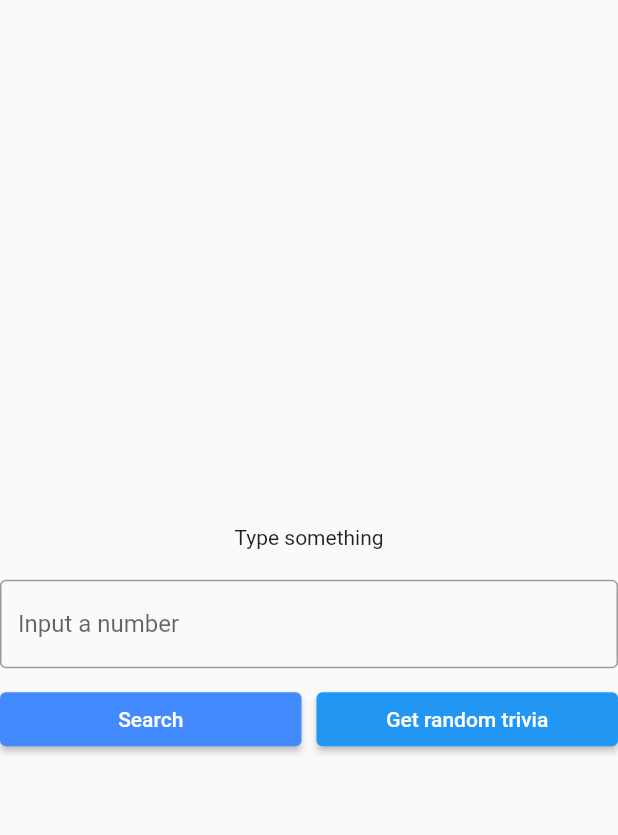
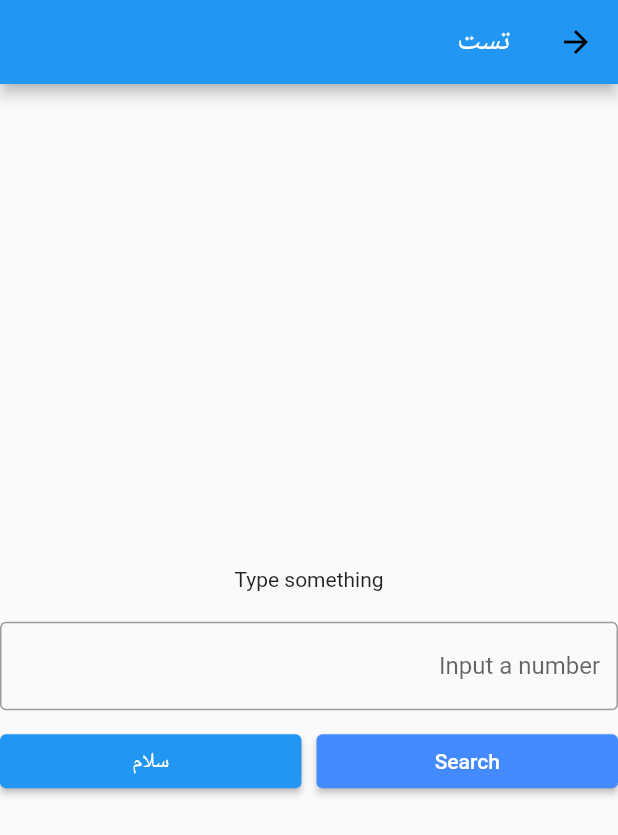
Before and after one commit to drkreza/resocoder-clean, a Flutter app: the screen it shows after launch, on a phone screen of 412 x 824 dp. Shown: the top 835 px of the screen. Run offline on Flutter 3.47's test engine with Material 2 defaults, Android fonts, the phone set to English and light mode, and no system bars; our stand-ins replace bloc, dartz, equatable, flutter_bloc, get, get_it and 1 more.

Commit message:
handle app translations with GetX

```diff
--- /dev/null
+++ b/lib/core/localization/translations.dart
@@ -0,0 +1,15 @@
+import 'package:get/get.dart';
+
+class MyTranslations extends Translations {
+  @override
+  Map<String, Map<String, String>> get keys => {
+        'en_US': {
+          "hi": "hello",
+          "title": "test",
+        },
+        'fa_IR': {
+          "hi": "سلام",
+          "title": "تست",
+        }
+      };
+}
--- a/lib/feature/numbertrivia/presentation/pages/another_page.dart
+++ b/lib/feature/numbertrivia/presentation/pages/another_page.dart
@@ -3,6 +3,7 @@ import 'package:clean_reso_coder_implementation/feature/numbertrivia/presentatio
 import 'package:clean_reso_coder_implementation/injection_container.dart';
 import 'package:flutter/material.dart';
 import 'package:flutter_bloc/flutter_bloc.dart';
+import 'package:get/get.dart';
 
 class AnotherPage extends StatelessWidget {
   AnotherPage({super.key});
@@ -12,6 +13,10 @@ class AnotherPage extends StatelessWidget {
   @override
   Widget build(BuildContext context) {
     return Scaffold(
+      appBar: AppBar(
+        title: Text('title'.tr),
+        leading: const BackButton(color: Colors.black),
+      ),
       body: Center(
         child: Column(
           mainAxisAlignment: MainAxisAlignment.center,
@@ -32,8 +37,8 @@ class AnotherPage extends StatelessWidget {
                   return Text("${state.trivia.text}  ${state.trivia.number}");
                 } else if (state is NumberTriviaError) {
                   return const Text(' error');
-                }else{
-                   return const Text(' none of above');
+                } else {
+                  return const Text(' none of above');
                 }
               },
             ),
--- a/lib/feature/numbertrivia/presentation/widgets/trivia_controls.dart
+++ b/lib/feature/numbertrivia/presentation/widgets/trivia_controls.dart
@@ -3,12 +3,12 @@ import 'package:clean_reso_coder_implementation/feature/numbertrivia/presentatio
 import 'package:clean_reso_coder_implementation/feature/numbertrivia/presentation/blocs/cubit/number_trivia_event.dart';
 import 'package:flutter/material.dart';
 import 'package:flutter_bloc/flutter_bloc.dart';
+import 'package:get/get.dart';
 import 'package:get_it/get_it.dart';
 
 import '../../../../injection_container.dart';
 
 class TriviaControls extends StatefulWidget {
-
   TriviaControls({super.key});
 
   @override
@@ -54,10 +54,11 @@ class _TriviaControlsState extends State<TriviaControls> {
             const SizedBox(width: 10),
             Expanded(
               child: ElevatedButton(
-                onPressed: (){
-                  bloc.getTriviaForRandomNumber();
+                onPressed: () {
+                  // bloc.getTriviaForRandomNumber();
+                  changeLocale();
                 },
-                child: const Text('Get random trivia'),
+                child: Text('hi'.tr),
               ),
             ),
           ],
@@ -77,4 +78,8 @@ class _TriviaControlsState extends State<TriviaControls> {
     // BlocProvider.of<NumberTriviaBloc>(context).add(GetTriviaForRandomNumber());
     bloc.getTriviaForRandomNumber();
   }
+
+  void changeLocale() {
+    Get.updateLocale(const Locale('en'));
+  }
 }
--- a/lib/main.dart
+++ b/lib/main.dart
@@ -1,6 +1,8 @@
+import 'package:clean_reso_coder_implementation/core/localization/translations.dart';
 import 'package:clean_reso_coder_implementation/feature/numbertrivia/presentation/pages/another_page.dart';
 import 'package:clean_reso_coder_implementation/test/my_widget.dart';
 import 'package:flutter/material.dart';
+import 'package:get/get_navigation/get_navigation.dart';
 
 import 'feature/numbertrivia/presentation/pages/number_trivia_page.dart';
 import 'injection_container.dart' as di;
@@ -16,7 +18,10 @@ class MyApp extends StatelessWidget {
 
   @override
   Widget build(BuildContext context) {
-    return MaterialApp(
+    return GetMaterialApp(
+      translations: MyTranslations(),
+      locale: const Locale('fa', 'IR'),
+      fallbackLocale: const Locale('en', 'US'),
       title: 'Number Trivia',
       // home: NumberTriviaPage(),
       // home: MyWidget(),
--- a/pubspec.yaml
+++ b/pubspec.yaml
@@ -19,6 +19,7 @@ dependencies:
   http:
   shared_preferences:
   internet_connection_checker:
+  get:
 
 dev_dependencies:
   flutter_test:
```
Also changed, not shown: pubspec.lock.
